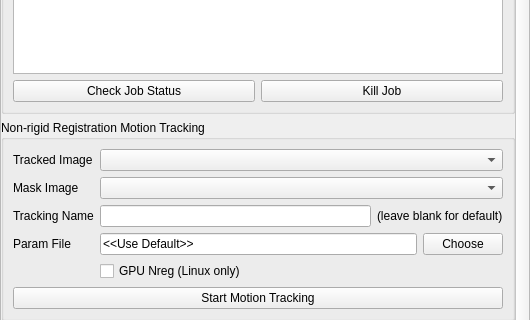
First picture: the form in src/ui/CardiacMotionProp.ui, repository ericspod/Eidolon, before the edit; both pictures show x 0 to 530 and y 386 to 706 of the 530 by 868 pixel window.
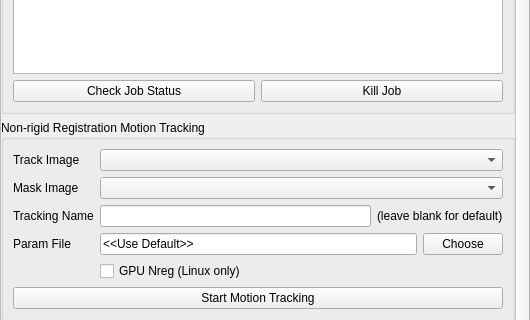
Second picture: the form after the edit.

```diff
--- a/src/ui/CardiacMotionProp.ui
+++ b/src/ui/CardiacMotionProp.ui
@@ -443,7 +443,7 @@
       <property name="geometry">
        <rect>
         <x>0</x>
-        <y>-86</y>
+        <y>0</y>
         <width>515</width>
         <height>855</height>
        </rect>
@@ -705,7 +705,7 @@
             <item row="0" column="0">
              <widget class="QLabel" name="label_66">
               <property name="text">
-               <string>Tracked Image</string>
+               <string>Track Image</string>
               </property>
              </widget>
             </item>
```
